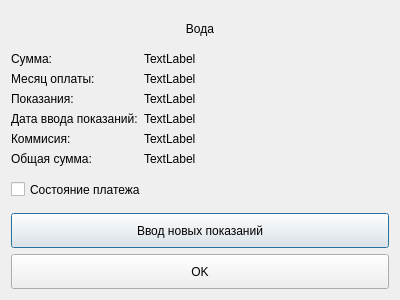
Old version of the form Forms/gas.ui in the repository FenyukAndrew/QtCalculatePayment.
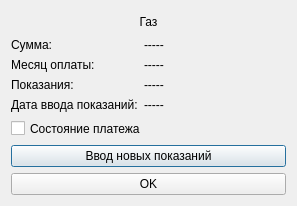
New version of the form.

What changed in the file:
```diff
--- a/Forms/gas.ui
+++ b/Forms/gas.ui
@@ -5,8 +5,8 @@
    <rect>
     <x>0</x>
     <y>0</y>
-    <width>400</width>
-    <height>300</height>
+    <width>297</width>
+    <height>206</height>
    </rect>
   </property>
   <property name="sizePolicy">
@@ -33,7 +33,7 @@
      <item>
       <widget class="QLabel" name="label">
        <property name="text">
-        <string>Вода</string>
+        <string>Газ</string>
        </property>
        <property name="textFormat">
         <enum>Qt::AutoText</enum>
@@ -45,6 +45,9 @@
      </item>
      <item>
       <layout class="QFormLayout" name="formLayout_2">
+       <property name="fieldGrowthPolicy">
+        <enum>QFormLayout::AllNonFixedFieldsGrow</enum>
+       </property>
        <item row="0" column="0">
         <widget class="QLabel" name="label_5">
          <property name="text">
@@ -92,7 +95,7 @@
           </palette>
          </property>
          <property name="text">
-          <string>TextLabel</string>
+          <string>-----</string>
          </property>
         </widget>
        </item>
@@ -106,7 +109,7 @@
        <item row="1" column="1">
         <widget class="QLabel" name="Month_Year_Payment">
          <property name="text">
-          <string>TextLabel</string>
+          <string>-----</string>
          </property>
         </widget>
        </item>
@@ -120,7 +123,7 @@
        <item row="2" column="1">
         <widget class="QLabel" name="Value">
          <property name="text">
-          <string>TextLabel</string>
+          <string>-----</string>
          </property>
         </widget>
        </item>
@@ -134,35 +137,7 @@
        <item row="3" column="1">
         <widget class="QLabel" name="Date_Input_Value">
          <property name="text">
-          <string>TextLabel</string>
-         </property>
-        </widget>
-       </item>
-       <item row="4" column="0">
-        <widget class="QLabel" name="label_6">
-         <property name="text">
-          <string>Коммисия:</string>
-         </property>
-        </widget>
-       </item>
-       <item row="4" column="1">
-        <widget class="QLabel" name="Commission">
-         <property name="text">
-          <string>TextLabel</string>
-         </property>
-        </widget>
-       </item>
-       <item row="5" column="0">
-        <widget class="QLabel" name="label_7">
-         <property name="text">
-          <string>Общая сумма:</string>
-         </property>
-        </widget>
-       </item>
-       <item row="5" column="1">
-        <widget class="QLabel" name="Sum_Commission">
-         <property name="text">
-          <string>TextLabel</string>
+          <string>-----</string>
          </property>
         </widget>
        </item>
```
Left out of the diff: 3 changed lines with no effect on the pictures.
